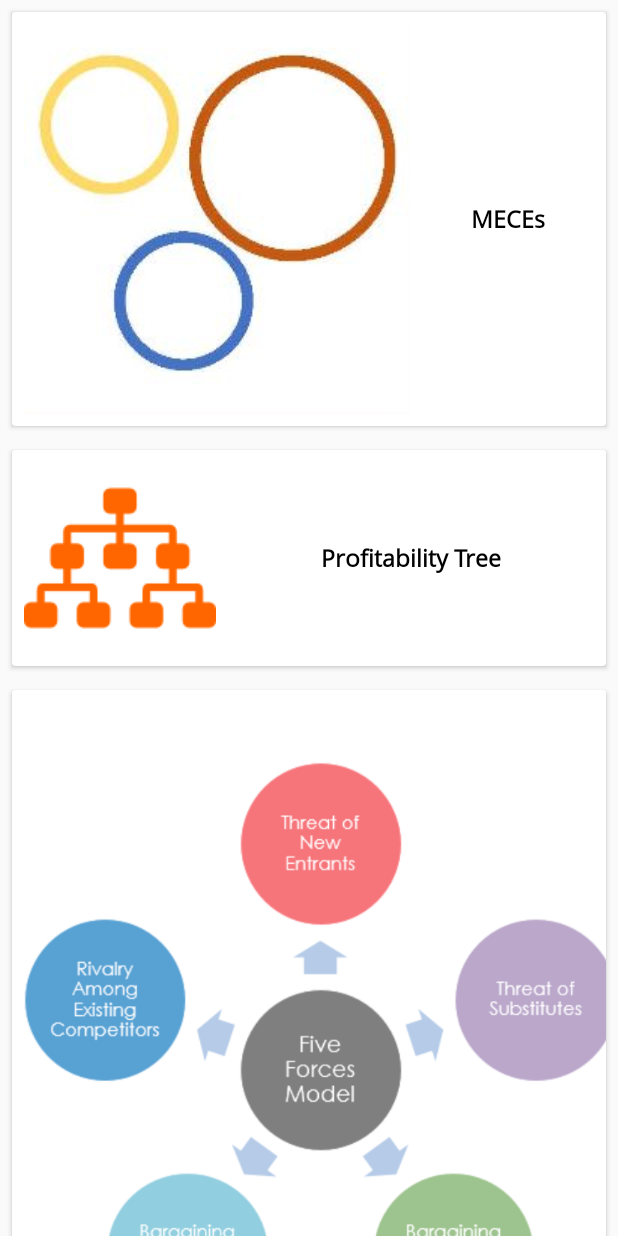
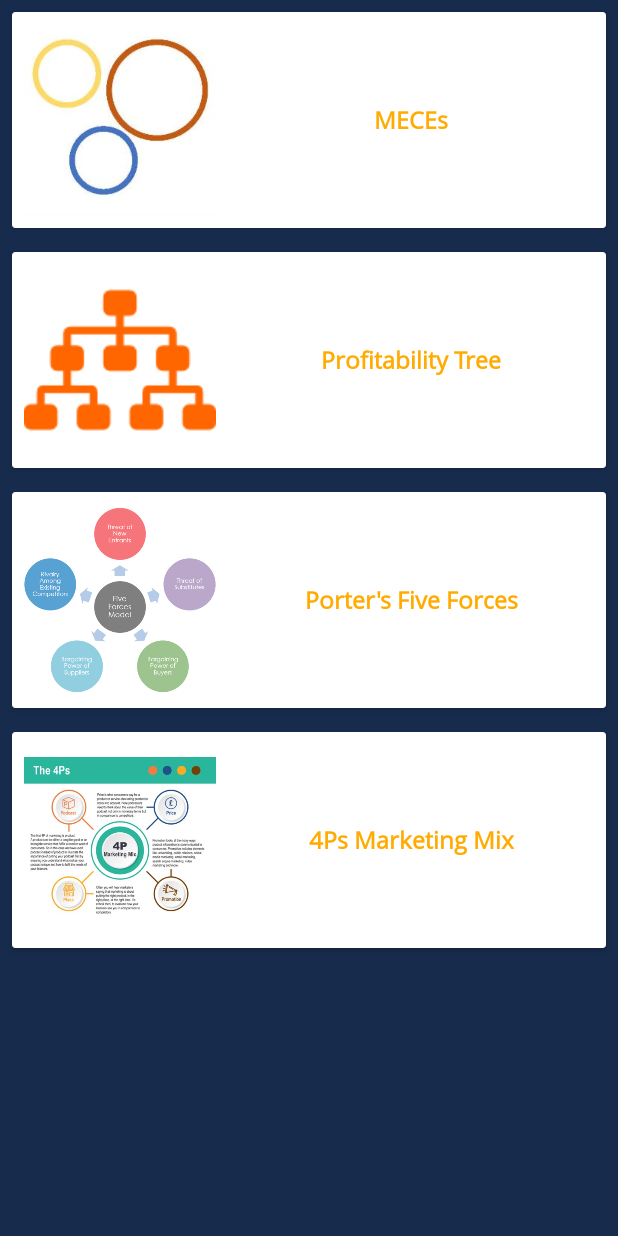
Before and after one commit to dvhwang/Group2, an Android app: the FrameworkMain screen opened directly, with no data from a screen before it, on a phone screen of 412 x 824 dp. Run offline under Robolectric (Android 15) with nearby library versions, the phone set to English and light mode, and no system bars.

Commit message:
frameworklist

```diff
--- a/app/src/main/java/com/example/group2/Framework.java
+++ b/app/src/main/java/com/example/group2/Framework.java
@@ -57,8 +57,8 @@ public class Framework {
     }
 
     //Method to return all the frameworks
-    public static Framework getFramework(String id){
-        for (Framework framework : getFramework()){
+    public static Framework getDummyFramework(String id){
+        for (Framework framework : getDummyFrameworks()){
             if (framework.getId().equals(id)){
                 return framework;
             }
@@ -71,7 +71,7 @@ public class Framework {
         return id;
     }
 
-    public static ArrayList<Framework> getFramework(){
+    public static ArrayList<Framework> getDummyFrameworks(){
         ArrayList<Framework> frameworks = new ArrayList<>();
         frameworks.add(new Framework("y8oeui", "MECEs",R.drawable.mece,R.drawable.frameworks_1));
         frameworks.add(new Framework("ufhi89", "Profitability Tree", R.drawable.tree, R.drawable.frameworks_3));
--- a/app/src/main/java/com/example/group2/FrameworkMain.java
+++ b/app/src/main/java/com/example/group2/FrameworkMain.java
@@ -24,7 +24,7 @@ public class FrameworkMain extends AppCompatActivity {
         recyclerView.setHasFixedSize(true);
         RecyclerView.LayoutManager layoutManager = new LinearLayoutManager(this);
         recyclerView.setLayoutManager(layoutManager);
-        RecyclerView.Adapter adapter = new FrameworkAdapter(this, Framework.getFramework(), twoPane);
+        RecyclerView.Adapter adapter = new FrameworkAdapter(this, Framework.getDummyFrameworks(), twoPane);
         recyclerView.setAdapter(adapter);
     }
 }
--- a/app/src/main/res/layout-land/frameworklist.xml
+++ b/app/src/main/res/layout-land/frameworklist.xml
@@ -12,7 +12,8 @@
         android:id="@+id/frameworkList"
         android:name="com.example.group2.mainFragment"
         android:layout_width="350dp"
-        android:layout_height="match_parent" />
+        android:layout_height="match_parent"
+        android:background="#172B4D"/>
 
     <ScrollView
         android:id="@+id/detail_container"
--- a/app/src/main/res/layout/framework_list_row.xml
+++ b/app/src/main/res/layout/framework_list_row.xml
@@ -13,8 +13,8 @@
 
         <ImageView
             android:id="@+id/frameworkImage"
-            android:layout_width="wrap_content"
-            android:layout_height="wrap_content"
+            android:layout_width="128dp"
+            android:layout_height="128dp"
             android:layout_marginStart="8dp"
             android:layout_marginLeft="8dp"
             android:layout_marginTop="8dp"
@@ -36,7 +36,7 @@
             android:layout_marginRight="8dp"
             android:layout_marginBottom="16dp"
             android:textAppearance="@style/TextAppearance.AppCompat.Subhead"
-            android:textColor="#000000"
+            android:textColor="#FFAB00"
             android:textStyle="bold"
             app:fontFamily="@font/open_sans"
             app:layout_constraintBottom_toBottomOf="parent"
--- a/app/src/main/res/layout/frameworklist.xml
+++ b/app/src/main/res/layout/frameworklist.xml
@@ -3,4 +3,5 @@
     android:id="@+id/frameworkList"
     android:name="com.example.group2.mainFragment"
     android:layout_width="match_parent"
-    android:layout_height="match_parent" />
+    android:layout_height="match_parent"
+    android:background="#172B4D"/>
```
Also changed, not shown: app/src/main/java/com/example/group2/DetailFragment.java (+5 -5 lines), app/src/main/res/layout/activity_detail_fragment.xml (+2 -7 lines), app/src/main/res/layout/activity_result_main.xml (+47 -34 lines).
